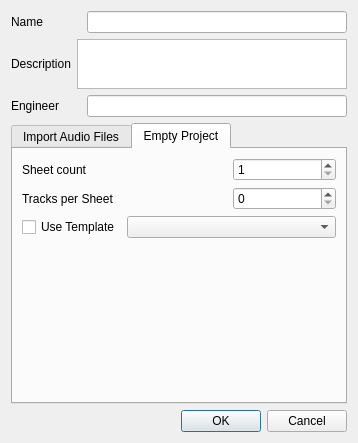
Before: the Qt Designer form src/traverso/ui/NewProjectDialog.ui in ErwanLegrand/Traverso-DAW, drawn with Qt 5.
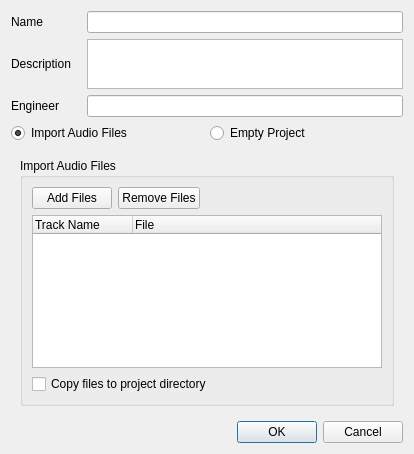
After: the same form once the commit is applied. The open tabs and pages were chosen to show the change.

Commit message: * new layout of the NewProjectDialog

```diff
--- a/src/traverso/ui/NewProjectDialog.ui
+++ b/src/traverso/ui/NewProjectDialog.ui
@@ -5,8 +5,8 @@
    <rect>
     <x>0</x>
     <y>0</y>
-    <width>358</width>
-    <height>443</height>
+    <width>414</width>
+    <height>454</height>
    </rect>
   </property>
   <property name="windowTitle" >
@@ -14,23 +14,8 @@
   </property>
   <layout class="QVBoxLayout" >
    <item>
-    <layout class="QHBoxLayout" >
-     <property name="spacing" >
-      <number>6</number>
-     </property>
-     <property name="leftMargin" >
-      <number>0</number>
-     </property>
-     <property name="topMargin" >
-      <number>0</number>
-     </property>
-     <property name="rightMargin" >
-      <number>0</number>
-     </property>
-     <property name="bottomMargin" >
-      <number>0</number>
-     </property>
-     <item>
+    <layout class="QGridLayout" >
+     <item row="0" column="0" >
       <widget class="QLabel" name="label_2_2" >
        <property name="minimumSize" >
         <size>
@@ -43,7 +28,7 @@
        </property>
       </widget>
      </item>
-     <item>
+     <item row="0" column="1" >
       <widget class="QLineEdit" name="newProjectName" >
        <property name="sizePolicy" >
         <sizepolicy vsizetype="Fixed" hsizetype="Expanding" >
@@ -53,26 +38,7 @@
        </property>
       </widget>
      </item>
-    </layout>
-   </item>
-   <item>
-    <layout class="QHBoxLayout" >
-     <property name="spacing" >
-      <number>6</number>
-     </property>
-     <property name="leftMargin" >
-      <number>0</number>
-     </property>
-     <property name="topMargin" >
-      <number>0</number>
-     </property>
-     <property name="rightMargin" >
-      <number>0</number>
-     </property>
-     <property name="bottomMargin" >
-      <number>0</number>
-     </property>
-     <item>
+     <item row="1" column="0" >
       <widget class="QLabel" name="label" >
        <property name="minimumSize" >
         <size>
@@ -85,7 +51,7 @@
        </property>
       </widget>
      </item>
-     <item>
+     <item row="1" column="1" >
       <widget class="QTextEdit" name="descriptionTextEdit" >
        <property name="sizePolicy" >
         <sizepolicy vsizetype="Expanding" hsizetype="Expanding" >
@@ -101,26 +67,7 @@
        </property>
       </widget>
      </item>
-    </layout>
-   </item>
-   <item>
-    <layout class="QHBoxLayout" >
-     <property name="spacing" >
-      <number>6</number>
-     </property>
-     <property name="leftMargin" >
-      <number>0</number>
-     </property>
-     <property name="topMargin" >
-      <number>0</number>
-     </property>
-     <property name="rightMargin" >
-      <number>0</number>
-     </property>
-     <property name="bottomMargin" >
-      <number>0</number>
-     </property>
-     <item>
+     <item row="2" column="0" >
       <widget class="QLabel" name="label_3_2" >
        <property name="minimumSize" >
         <size>
@@ -133,7 +80,7 @@
        </property>
       </widget>
      </item>
-     <item>
+     <item row="2" column="1" >
       <widget class="QLineEdit" name="newProjectEngineer" >
        <property name="sizePolicy" >
         <sizepolicy vsizetype="Preferred" hsizetype="Expanding" >
@@ -146,14 +93,38 @@
     </layout>
    </item>
    <item>
-    <widget class="QTabWidget" name="tabWidget" >
+    <layout class="QHBoxLayout" >
+     <item>
+      <widget class="QRadioButton" name="radioButtonImport" >
+       <property name="text" >
+        <string>Import Audio Files</string>
+       </property>
+       <property name="checked" >
+        <bool>true</bool>
+       </property>
+      </widget>
+     </item>
+     <item>
+      <widget class="QRadioButton" name="radioButtonEmpty" >
+       <property name="text" >
+        <string>Empty Project</string>
+       </property>
+      </widget>
+     </item>
+    </layout>
+   </item>
+   <item>
+    <widget class="QStackedWidget" name="stackedWidget" >
      <property name="currentIndex" >
       <number>0</number>
      </property>
-     <widget class="QWidget" name="tab_2" >
-      <attribute name="title" >
+     <widget class="QWidget" name="page" >
+      <layout class="QGridLayout" >
+       <item row="0" column="0" >
+        <widget class="QGroupBox" name="groupBox" >
+         <property name="title" >
        <string>Import Audio Files</string>
-      </attribute>
+         </property>
       <layout class="QVBoxLayout" >
        <item>
         <layout class="QHBoxLayout" >
@@ -187,6 +158,8 @@
         </layout>
        </item>
        <item>
+           <layout class="QHBoxLayout" >
+            <item>
         <widget class="QTreeWidget" name="treeWidgetFiles" >
          <property name="selectionMode" >
           <enum>QAbstractItemView::ExtendedSelection</enum>
@@ -209,6 +182,8 @@
          </column>
         </widget>
        </item>
+           </layout>
+          </item>
        <item>
         <widget class="QCheckBox" name="checkBoxCopy" >
          <property name="text" >
@@ -218,10 +193,16 @@
        </item>
       </layout>
      </widget>
-     <widget class="QWidget" name="tab" >
-      <attribute name="title" >
+       </item>
+      </layout>
+     </widget>
+     <widget class="QWidget" name="page_2" >
+      <layout class="QGridLayout" >
+       <item row="0" column="0" >
+        <widget class="QGroupBox" name="groupBox_2" >
+         <property name="title" >
        <string>Empty Project</string>
-      </attribute>
+         </property>
       <layout class="QVBoxLayout" >
        <item>
         <layout class="QHBoxLayout" >
@@ -249,7 +230,7 @@
             </sizepolicy>
            </property>
            <property name="text" >
-            <string>Sheet count</string>
+               <string>Number of Sheets</string>
            </property>
           </widget>
          </item>
@@ -370,6 +351,9 @@
        </item>
       </layout>
      </widget>
+       </item>
+      </layout>
+     </widget>
     </widget>
    </item>
    <item>
```
Left out of the diff: 4 changed lines with no effect on the pictures. Lines whose indentation alone changed are shown as unchanged. The commit also changes 2 other files.
